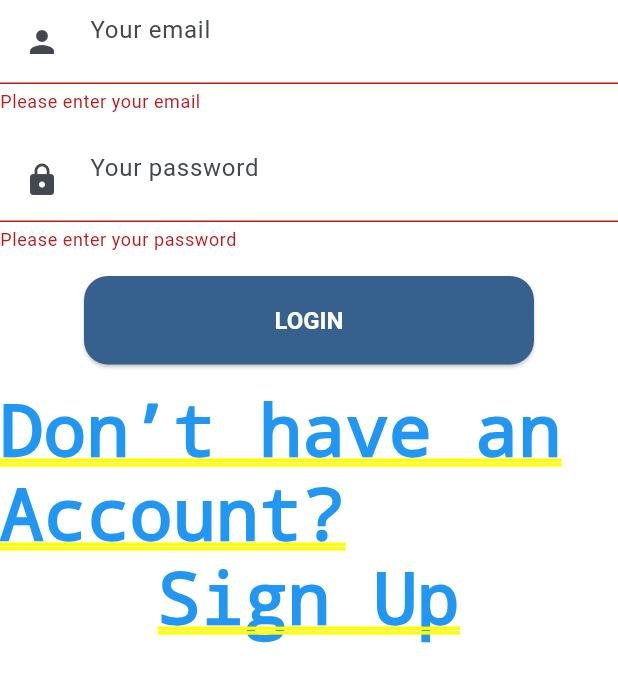
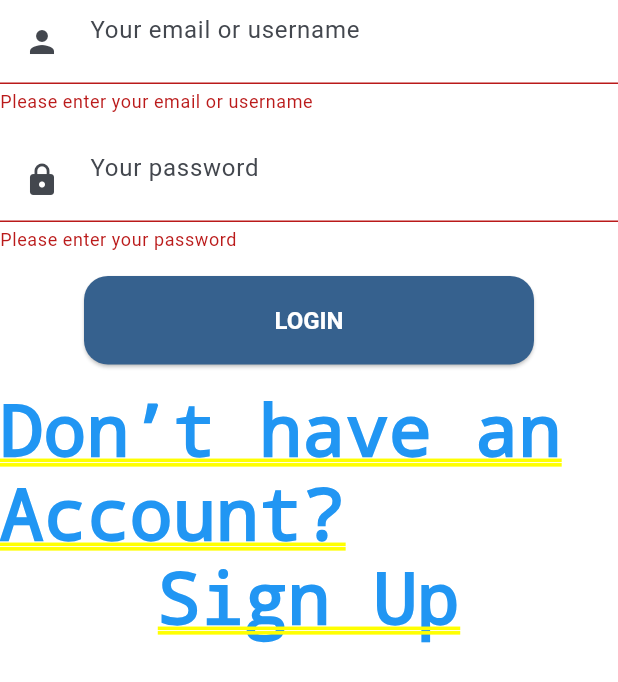
Before and after one commit to Byzon12/carWash_frontend, a Flutter app: the LoginForm screen opened by its route, after a tap on "LOGIN", on a phone screen of 412 x 824 dp. Shown: the top 682 px of the screen. Run offline on Flutter 3.47's test engine with Material 3 defaults, Android fonts, the phone set to English and light mode, and no system bars; our stand-ins replace flutter_secure_storage, flutter_svg, location; accounts and stored records are empty; network calls fail.

Commit message:
connecting login

```diff
--- /dev/null
+++ b/lib/api/api_connect.dart
@@ -0,0 +1,62 @@
+import 'dart:convert';
+import 'package:http/http.dart' as http;
+import 'package:flutter_secure_storage/flutter_secure_storage.dart';
+
+class ApiConnect {
+  static const String baseUrl = 'http://192.168.137.43:8000/user/';
+
+  static get storage => const FlutterSecureStorage();
+
+  static Future<http.Response> register(
+    String username,
+    String email,
+    String FirstName,
+    String LastName,
+    String password,
+    String confirm_password,
+  ) async {
+    final url = Uri.parse('${baseUrl}register/');
+    return await http.post(
+      url,
+      headers: {'Content-Type': 'application/json'},
+      body: jsonEncode({
+        'username': username,
+        'email': email,
+        'first_name': FirstName,
+        'last_name': LastName,
+        'password': password,
+        'confirm_password': confirm_password
+      }),
+    );
+  }
+
+  // Login user with either username or email and get JWT token
+  static Future<http.Response> login({String? username, String? email, required String password}) async {
+    final url = Uri.parse('${baseUrl}login/'); // <-- change to token/
+    Map<String, dynamic> body = {'password': password};
+    if (username != null && username.isNotEmpty) {
+      body['username'] = username;
+    } else if (email != null && email.isNotEmpty) {
+      body['email'] = email;
+    }
+    final response = await http.post(
+      url,
+      headers: {'Content-Type': 'application/json'},
+      body: jsonEncode({
+        'username': username,
+        'email': email,
+        'password': password,
+      }),
+    );
+
+    // You can handle the response here if needed, for example:
+     if (response.statusCode == 200 || response.statusCode == 201) {
+       final data = jsonDecode(response.body);
+       await storage.write(key:'access', value: data['access']);
+       await storage.write(key: 'refresh', value: data['refresh']);
+     }
+
+    return response;
+
+  }
+}
--- a/lib/main.dart
+++ b/lib/main.dart
@@ -83,7 +83,7 @@ class CarWashApp extends StatelessWidget {
         routes: {
           '/': (context) => const Splash(),
           '/home': (context) => const HomePage(),
-          '/login': (context) => const LoginForm(),
+          '/login': (context) => LoginForm(),
           '/cart': (context) => CartPage(carWash: CarWash(id: '', name: '', imageUrl: '', services: [], location: '', openHours: '', latitude: 0.0, longitude: 0.0)), // Replace with actual CarWash object if needed
         },
       ),
--- a/lib/screens/main/login screens/loginform.dart
+++ b/lib/screens/main/login screens/loginform.dart
@@ -1,5 +1,9 @@
 import 'package:flutter/material.dart';
+    import 'package:flutter_application_1/api/api_connect.dart';
+import 'package:flutter_application_1/home.dart';
     import 'package:flutter_application_1/screens/main/login%20screens/account.dart';
+    // Remember to import your actual API and other required files
+    import 'dart:convert';
     import 'package:flutter_application_1/screens/main/signupscreens/form.dart';
 
     class LoginForm extends StatefulWidget {
@@ -11,25 +15,20 @@ class LoginForm extends StatefulWidget {
 
 class _LoginFormState extends State<LoginForm> {
   final _formKey = GlobalKey<FormState>();
-
-  final TextEditingController _emailController = TextEditingController();
+  final TextEditingController _emailOrUsernameController = TextEditingController();
   final TextEditingController _passwordController = TextEditingController();
+  bool _isLoading = false;
 
   @override
   void dispose() {
-    _emailController.dispose();
+    _emailOrUsernameController.dispose();
     _passwordController.dispose();
     super.dispose();
   }
 
-  String? _validateEmail(String? value) {
+  String? _validateEmailOrUsername(String? value) {
     if (value == null || value.isEmpty) {
-      return 'Please enter your email';
-    }
-
-    final emailRegex = RegExp(r'^[^@]+@[^@]+\.[^@]+');
-    if (!emailRegex.hasMatch(value)) {
-      return 'Please enter a valid email address';
+      return 'Please enter your email or username';
     }
     return null;
   }
@@ -44,10 +43,64 @@ class _LoginFormState extends State<LoginForm> {
     return null;
   }
 
-  void _submit() {
+  void _submit() async {
     if (_formKey.currentState!.validate()) {
+      setState(() => _isLoading = true);
+      try {
+        final input = _emailOrUsernameController.text.trim();
+        final password = _passwordController.text;
+        final isEmail = input.contains('@');
 
-      Navigator.of(context).pushReplacementNamed('/home');
+        final response = await ApiConnect.login(
+          username: isEmail ? null : input,
+          email: isEmail ? input : null,
+          password: password,
+        );
+
+        if (response.statusCode == 200 || response.statusCode == 201) {
+          final data = jsonDecode(response.body);
+          await ApiConnect.storage.write(key: 'access', value: data['access']);
+          await ApiConnect.storage.write(key: 'refresh', value: data['refresh']);
+          await ApiConnect.storage.write(key: 'username', value: data['username']);
+          await ApiConnect.storage.write(key: 'email', value: data['email']);
+          await ApiConnect.storage.write(key: 'first_name', value: data['first_name']);
+          await ApiConnect.storage.write(key: 'last_name', value: data['last_name']);
+
+          ScaffoldMessenger.of(context).showSnackBar(
+            const SnackBar(content: Text('Login successful!')),
+          );
+
+          await Future.delayed(const Duration(milliseconds: 1200));
+          Navigator.of(context).pop(); // Close dialog
+          Navigator.of(context, rootNavigator: true).pushReplacement(
+            MaterialPageRoute(builder: (_) => const HomePage()),
+          ); // Go to home
+        } else {
+          String errorMsg = 'Login failed!';
+          try {
+            final data = jsonDecode(response.body);
+            if (data is Map && data.containsKey('detail')) {
+              errorMsg = data['detail'];
+            } else {
+              errorMsg = data.values
+                  .map((v) => v is List ? v.join(', ') : v.toString())
+                  .join('\n');
+            }
+          } catch (e) {
+            print('Error parsing login response: $e');
+          }
+
+          ScaffoldMessenger.of(context).showSnackBar(
+            SnackBar(content: Text('An error occurred: $errorMsg')),
+          );
+        }
+      } catch (e) {
+        ScaffoldMessenger.of(context).showSnackBar(
+          SnackBar(content: Text('An unexpected error occurred: $e')),
+        );
+      } finally {
+        setState(() => _isLoading = false);
+      }
     }
   }
 
@@ -59,18 +112,18 @@ class _LoginFormState extends State<LoginForm> {
         mainAxisSize: MainAxisSize.min,
         children: [
           TextFormField(
-            controller: _emailController,
-            keyboardType: TextInputType.emailAddress,
+            controller: _emailOrUsernameController,
+            keyboardType: TextInputType.text,
             textInputAction: TextInputAction.next,
             cursorColor: Colors.blue,
             decoration: const InputDecoration(
-              hintText: "Your email",
+              hintText: "Your email or username",
               prefixIcon: Padding(
                 padding: EdgeInsets.all(16.0),
                 child: Icon(Icons.person),
               ),
             ),
-            validator: _validateEmail,
+            validator: _validateEmailOrUsername,
           ),
           const SizedBox(height: 16.0),
           TextFormField(
@@ -88,7 +141,9 @@ class _LoginFormState extends State<LoginForm> {
             validator: _validatePassword,
           ),
           const SizedBox(height: 16.0),
-          ElevatedButton(
+          _isLoading
+              ? const CircularProgressIndicator()
+              : ElevatedButton(
                   onPressed: _submit,
                   child: const Text("LOGIN"),
                 ),
@@ -105,7 +160,7 @@ class _LoginFormState extends State<LoginForm> {
                       borderRadius: BorderRadius.circular(16),
                     ),
                     contentPadding: const EdgeInsets.all(20),
-                    content:  SignUpForm(),
+                    content: const SignUpForm(),
                   );
                 },
               );
@@ -116,3 +171,7 @@ class _LoginFormState extends State<LoginForm> {
     );
   }
 }
+
+extension on SnackBar {
+  get closed => null;
+}
--- a/lib/screens/main/welcome/loginsignupbtn.dart
+++ b/lib/screens/main/welcome/loginsignupbtn.dart
@@ -17,7 +17,7 @@ class LoginAndSignupBtn extends StatelessWidget {
           content: SingleChildScrollView(
             child: ConstrainedBox(
               constraints: const BoxConstraints(maxWidth: 400),
-              child: const LoginForm(),
+              child: LoginForm(),
             ),
           ),
         );
--- a/pubspec.yaml
+++ b/pubspec.yaml
@@ -41,6 +41,9 @@ dependencies:
   geo_sort: ^0.1.0
   google_maps_flutter: ^2.12.2
   uuid: ^4.5.1
+  http: ^1.4.0
+  shared_preferences: ^2.5.3
+  flutter_secure_storage: ^9.2.4
 
 
 dev_dependencies:
```
Also changed, not shown: lib/screens/main/login screens/login.dart (+4 -4 lines), lib/screens/main/signupscreens/form.dart (+43 -5 lines), pubspec.lock, 5 other files. Lines whose indentation alone changed are shown as unchanged.
